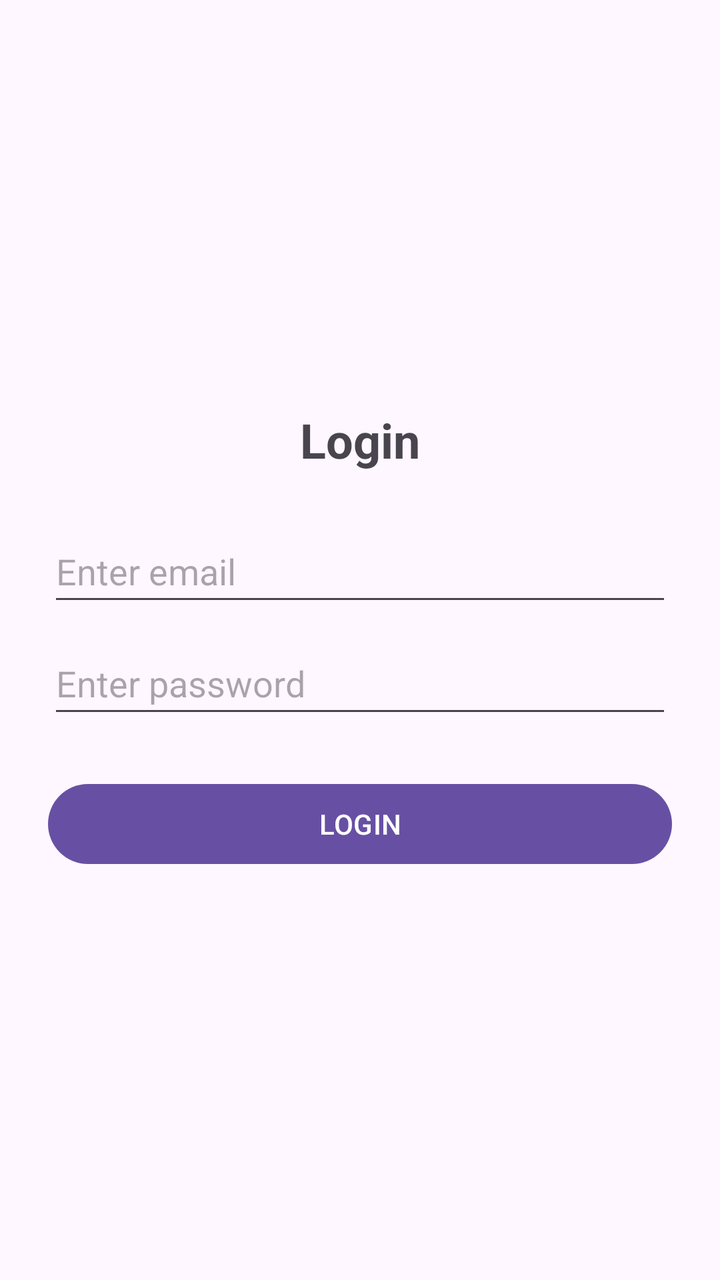
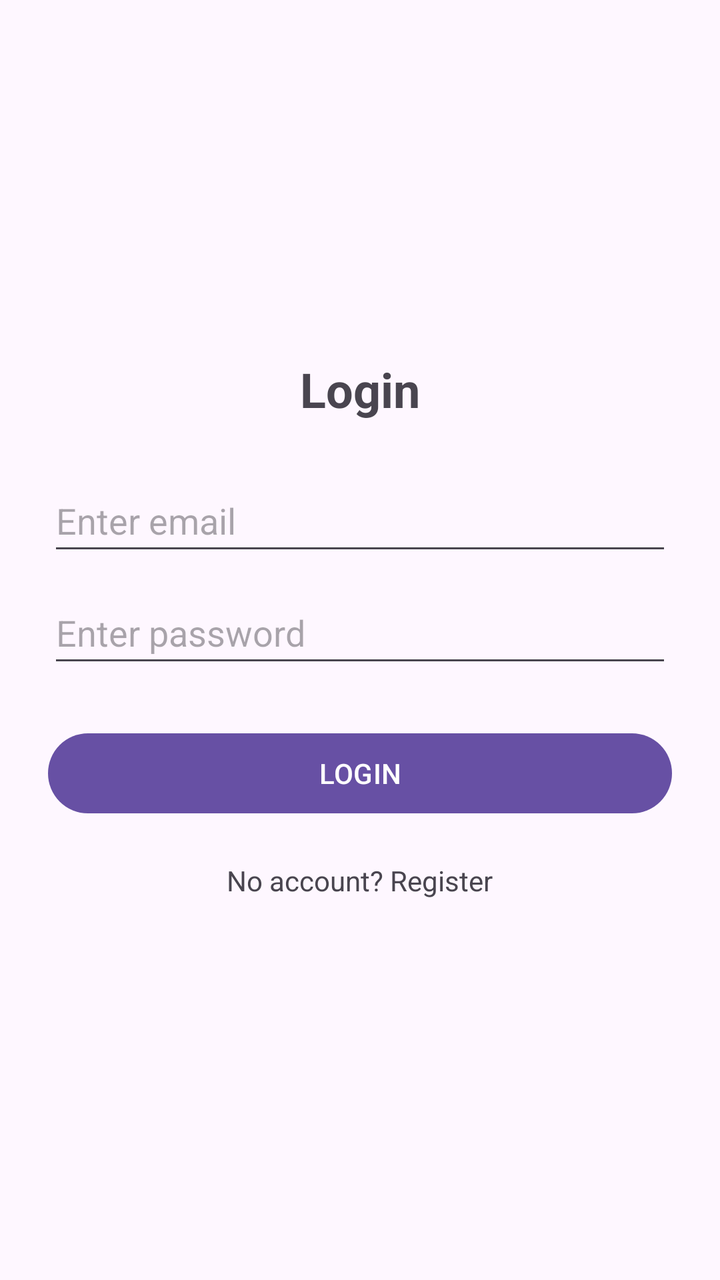

Screens rendered from an Android XML layout before and after an edit, with the pre-edit source and the edit as a unified diff.
<!-- AndroidManifest.xml: application theme Theme.TenantManagementSystem -->
<!-- res/layout/activity_login.xml -->
<?xml version="1.0" encoding="utf-8"?>
<LinearLayout
    xmlns:android="http://schemas.android.com/apk/res/android"
    android:layout_width="match_parent"
    android:layout_height="match_parent"
    android:orientation="vertical"
    android:gravity="center"
    android:padding="24dp">

    <TextView
        android:layout_width="wrap_content"
        android:layout_height="wrap_content"
        android:text="Login"
        android:textSize="24sp"
        android:textStyle="bold" />

    <EditText
        android:id="@+id/emailEditText"
        android:layout_width="match_parent"
        android:layout_height="wrap_content"
        android:hint="Enter email"
        android:inputType="textEmailAddress"
        android:minHeight="48dp"
        android:layout_marginTop="24dp" />

    <EditText
        android:id="@+id/passwordEditText"
        android:layout_width="match_parent"
        android:layout_height="wrap_content"
        android:hint="Enter password"
        android:inputType="textPassword"
        android:minHeight="48dp"
        android:layout_marginTop="8dp" />

    <Button
        android:id="@+id/loginButton"
        android:layout_width="match_parent"
        android:layout_height="wrap_content"
        android:text="LOGIN"
        android:layout_marginTop="24dp" />

</LinearLayout>
<!-- resources referenced by this layout -->
<resources>
  <style name="Theme.TenantManagementSystem" parent="Base.Theme.TenantManagementSystem" />
  <style name="Base.Theme.TenantManagementSystem" parent="Theme.Material3.DayNight.NoActionBar">
          
          
      </style>
</resources>

<!-- the commit's change to res/layout/activity_login.xml (unified diff, before → after) -->
@@ -38,5 +38,12 @@
         android:layout_height="wrap_content"
         android:text="LOGIN"
         android:layout_marginTop="24dp" />
+    <TextView
+        android:id="@+id/registerLinkTextView"
+        android:layout_width="wrap_content"
+        android:layout_height="wrap_content"
+        android:text="No account? Register"
+        android:padding="12dp"
+        android:layout_marginTop="8dp" />
 
 </LinearLayout>
